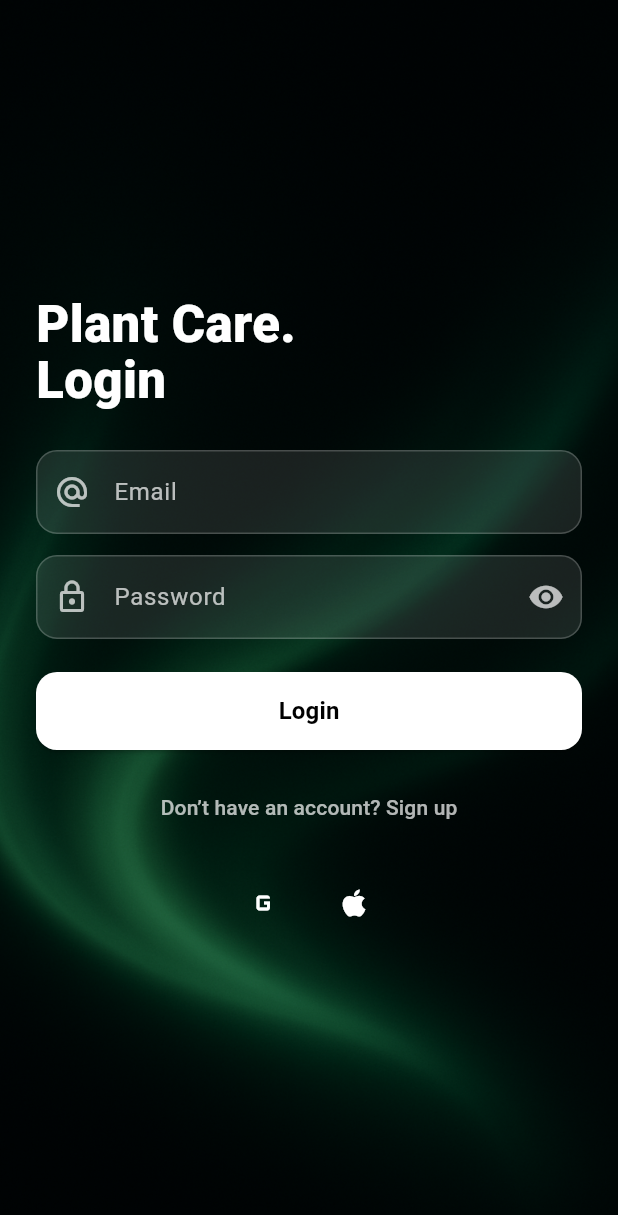
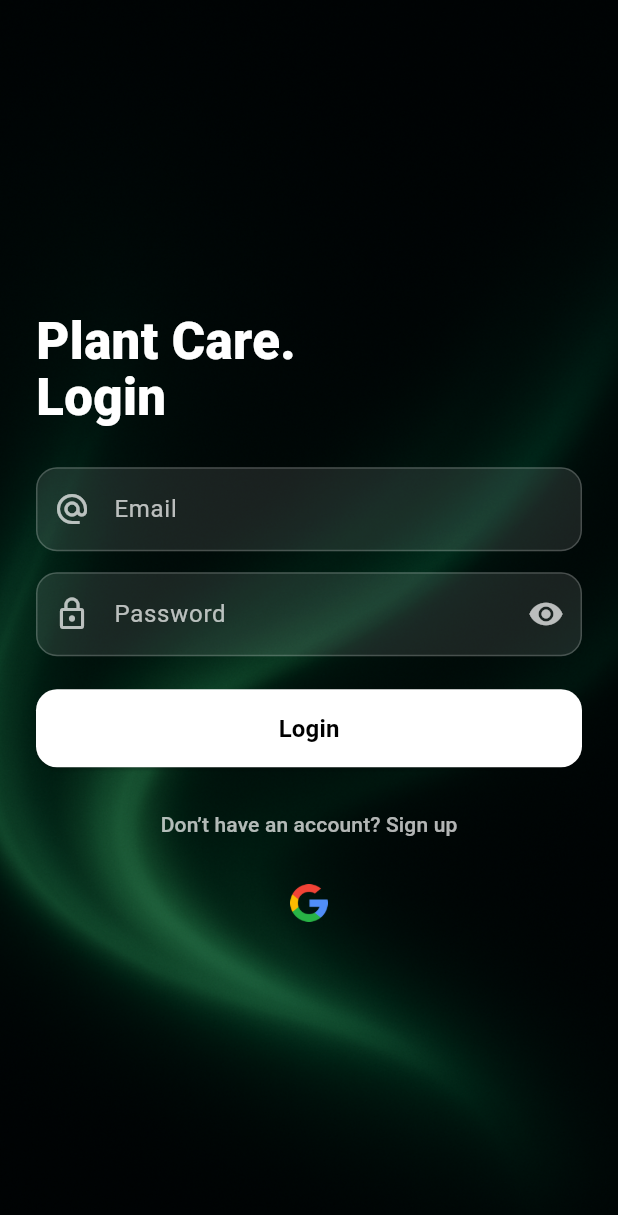
Before and after one commit to bsaltalii/plant_disease_detector_app, a Flutter app: the screen it shows after launch, on a phone screen of 412 x 824 dp. Shown: the top 1215 px of the screen. Run offline on Flutter 3.47's test engine with Material 3 defaults, Android fonts, the phone set to English and light mode, and no system bars; our stand-ins replace dropdown_button2, flutter_dotenv, google_generative_ai, google_sign_in, image_picker, lottie and 1 more; accounts and stored records are empty.

Commit message:
Add Google Sign-In integration and update social login UI
Integrated Google Sign-In using the google_sign_in package and updated the authentication repository to support Google OAuth with id token. Added required assets and Info.plist configuration for Google and Apple sign-in. Replaced the old social button widget with a new SocialLogoButton that uses image assets for provider logos. Updated login screen to use the new button and improved error handling for sign-in flows.

```diff
--- a/lib/features/auth/login_screen.dart
+++ b/lib/features/auth/login_screen.dart
@@ -5,7 +5,7 @@ import 'package:plant_disease_detector_app/widgets/custom_button.dart';
 import '../../data/auth_repository.dart';
 import '../home/home_screen.dart';
 import '../../widgets/login_register_input.dart';
-import '../../widgets/social_button.dart';
+import '../../widgets/social_login_button.dart';
 import '../../core/responsive.dart';
 import 'show_message.dart';
 import 'package:supabase_flutter/supabase_flutter.dart';
@@ -30,7 +30,6 @@ class _LoginScreenState extends State<LoginScreen> {
   void initState() {
     super.initState();
 
-    // ✅ Google/Apple login sonrası otomatik yakalama
     _authSub = Supabase.instance.client.auth.onAuthStateChange.listen((data) {
       final event = data.event;
       final session = data.session;
@@ -181,34 +180,24 @@ class _LoginScreenState extends State<LoginScreen> {
                         Row(
                           mainAxisAlignment: MainAxisAlignment.center,
                           children: [
-                            // Google
-                            GestureDetector(
-                              onTap: () async {
-                                final started =
-                                await _repo.signInWithGoogle();
-                                if (!started) {
-                                  showMessage(context, "Error",
-                                      "Could not start Google sign-in.");
+                            SocialLogoButton(
+                              assetPath: "assets/google.png",
+                              onPressed: () async {
+                                try {
+                                  final res = await _repo.signInWithGoogle();
+                                  if (res.user != null && mounted) {
+                                    Navigator.of(context).pushReplacement(
+                                      MaterialPageRoute(builder: (_) => const HomeScreen()),
+                                    );
+                                  }
+                                } catch (e) {
+                                  showMessage(context, "Error", "Google sign-in failed: $e");
                                 }
                               },
-                              child: const Social(icon: Icons.g_mobiledata),
-                            ),
-                            const SizedBox(width: 12),
-
-                            // Apple
-                            GestureDetector(
-                              onTap: () async {
-                                final started =
-                                await _repo.signInWithApple();
-                                if (!started) {
-                                  showMessage(context, "Error",
-                                      "Could not start Apple sign-in.");
-                                }
-                              },
-                              child: const Social(icon: Icons.apple),
                             ),
                           ],
                         ),
+
                         const SizedBox(height: 8),
                       ],
                     ),
--- a/lib/widgets/social_button.dart
+++ /dev/null
@@ -1,20 +0,0 @@
-import 'package:flutter/material.dart';
-
-class Social extends StatelessWidget {
-  final IconData icon;
-  const Social({required this.icon});
-
-  @override
-  Widget build(BuildContext context) {
-    return Ink(
-      decoration: BoxDecoration(
-        color: Colors.white.withOpacity(0.10),
-        borderRadius: BorderRadius.circular(999),
-      ),
-      child: IconButton(
-        onPressed: () {},
-        icon: Icon(icon, color: Colors.white, size: 24),
-      ),
-    );
-  }
-}
--- /dev/null
+++ b/lib/widgets/social_login_button.dart
@@ -0,0 +1,26 @@
+import 'package:flutter/material.dart';
+
+class SocialLogoButton extends StatelessWidget {
+  final String assetPath;
+  final VoidCallback onPressed;
+  final double size;
+
+  const SocialLogoButton({
+    super.key,
+    required this.assetPath,
+    required this.onPressed,
+    this.size = 25,
+  });
+
+  @override
+  Widget build(BuildContext context) {
+    return InkWell(
+      onTap: onPressed,
+      child: Image.asset(
+        assetPath,
+        width: size,
+        height: size,
+      ),
+    );
+  }
+}
--- a/pubspec.yaml
+++ b/pubspec.yaml
@@ -41,6 +41,7 @@ dependencies:
   image_picker: ^1.2.0
   flutter_dotenv: ^5.1.0
   google_generative_ai: ^0.4.3
+  google_sign_in: ^6.1.5
 
 dev_dependencies:
   flutter_test:
```
Also changed, not shown: lib/data/auth_repository.dart (+22 -3 lines), assets/apple.png (added), assets/google.png (added), assets/task.png (added), 4 other files.
